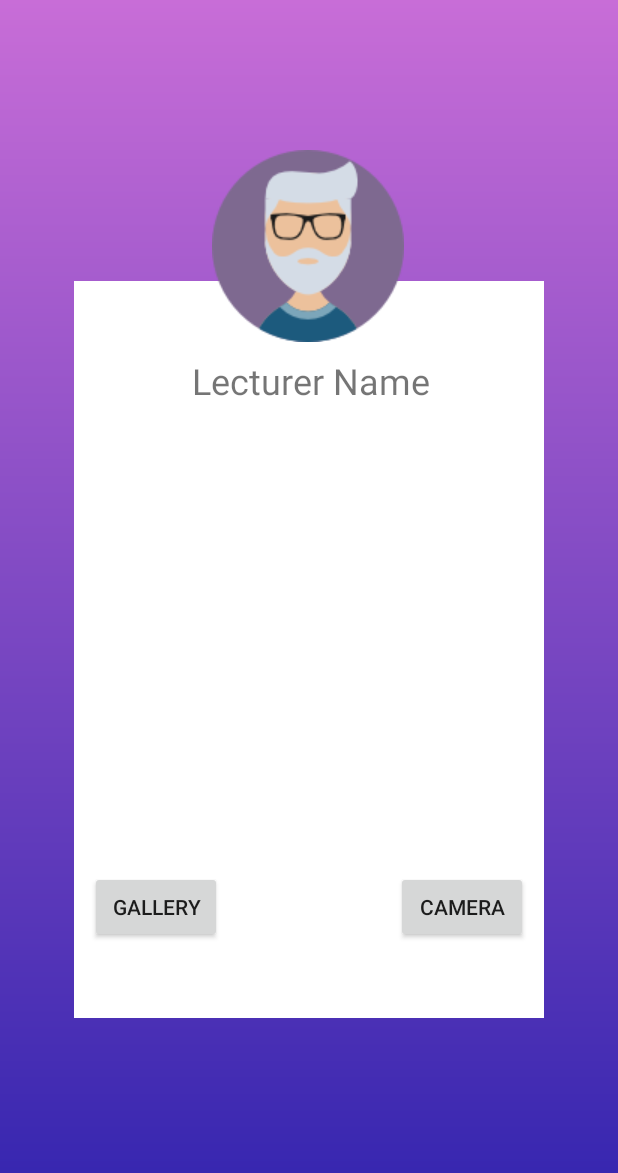
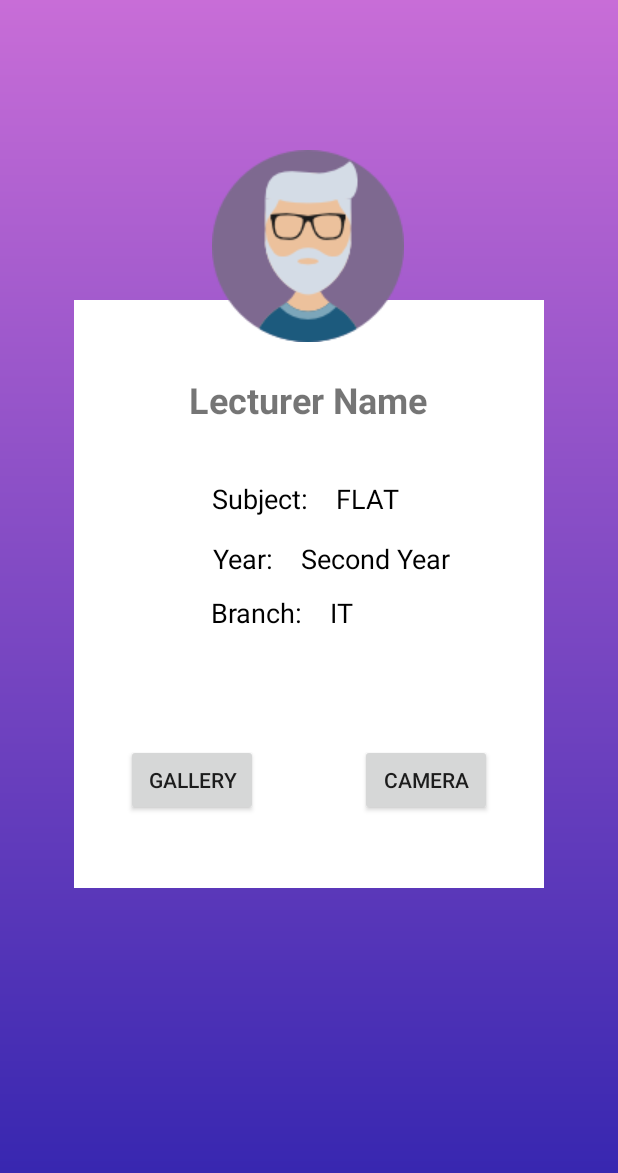
Before and after one commit to hruday007/face_rec, an Android app: the MainActivity screen opened directly, with no data from a screen before it, on a phone screen of 412 x 824 dp. Shown: the top 1173 px of the screen. Run offline under Robolectric (Android 15) with nearby library versions, the phone set to English and light mode, and no system bars; our stand-ins replace Volley; libraries missing offline, so code that uses them is left out: com.loopj.android.

Commit message:
I Summit commit
lol

```diff
--- a/app/src/main/AndroidManifest.xml
+++ b/app/src/main/AndroidManifest.xml
@@ -9,9 +9,9 @@
 
     <application
         android:allowBackup="true"
-        android:icon="@mipmap/ic_launcher"
+        android:icon="@drawable/logo_circ"
         android:label="@string/app_name"
-        android:roundIcon="@mipmap/ic_launcher_round"
+        android:roundIcon="@drawable/logo_circ"
         android:supportsRtl="true"
         android:theme="@style/AppTheme">
         <activity android:name=".Camera"></activity>
--- /dev/null
+++ b/app/src/main/res/drawable/ic_camera_front_black_24dp.xml
@@ -0,0 +1,5 @@
+<vector android:height="24dp" android:tint="#8054C8"
+    android:viewportHeight="24.0" android:viewportWidth="24.0"
+    android:width="24dp" xmlns:android="http://schemas.android.com/apk/res/android">
+    <path android:fillColor="#FF000000" android:pathData="M10,20L5,20v2h5v2l3,-3 -3,-3v2zM14,20v2h5v-2h-5zM12,8c1.1,0 2,-0.9 2,-2s-0.9,-2 -2,-2 -1.99,0.9 -1.99,2S10.9,8 12,8zM17,0L7,0C5.9,0 5,0.9 5,2v14c0,1.1 0.9,2 2,2h10c1.1,0 2,-0.9 2,-2L19,2c0,-1.1 -0.9,-2 -2,-2zM7,2h10v10.5c0,-1.67 -3.33,-2.5 -5,-2.5s-5,0.83 -5,2.5L7,2z"/>
+</vector>
--- a/app/src/main/res/layout/activity_login.xml
+++ b/app/src/main/res/layout/activity_login.xml
@@ -61,15 +61,15 @@
         app:layout_constraintStart_toStartOf="@id/guideline_left"
         app:layout_constraintTop_toBottomOf="@+id/username" />
 
-    <Button
+        <Button
         android:id="@+id/btn_login"
         android:layout_width="0dp"
         android:layout_height="wrap_content"
         android:layout_marginTop="16dp"
-        android:background="@drawable/btn_bg"
+        android:background="@drawable/white_rectangle"
         android:text="@string/login_now"
         android:textAllCaps="false"
-        android:textColor="@color/login_form_details_medium"
+        android:textColor="@color/dark_blue"
         app:layout_constraintEnd_toStartOf="@+id/guideline_right"
         app:layout_constraintStart_toStartOf="@+id/guideline_left"
         app:layout_constraintTop_toBottomOf="@id/password" />
--- a/app/src/main/res/layout/activity_main.xml
+++ b/app/src/main/res/layout/activity_main.xml
@@ -2,6 +2,7 @@
 <ScrollView xmlns:android="http://schemas.android.com/apk/res/android"
     xmlns:app="http://schemas.android.com/apk/res-auto"
     xmlns:tools="http://schemas.android.com/tools"
+    android:id="@+id/scrollView2"
     android:layout_width="match_parent"
     android:layout_height="match_parent"
     android:background="@drawable/bg_login"
@@ -15,39 +16,41 @@
         <ImageView
             android:id="@+id/white_rectangle"
             android:layout_width="313dp"
-            android:layout_height="491dp"
+            android:layout_height="392dp"
             android:layout_marginStart="49dp"
             android:layout_marginLeft="49dp"
-            android:layout_marginTop="187dp"
+            android:layout_marginTop="200dp"
             android:layout_marginEnd="49dp"
             android:layout_marginRight="49dp"
             android:src="@drawable/white_rectangle"
             app:layout_constraintBottom_toBottomOf="parent"
             app:layout_constraintEnd_toEndOf="parent"
+            app:layout_constraintHorizontal_bias="0.0"
             app:layout_constraintStart_toStartOf="parent"
-            app:layout_constraintTop_toTopOf="parent" />
+            app:layout_constraintTop_toTopOf="parent"
+            app:layout_constraintVertical_bias="0.0" />
 
         <TextView
             android:id="@+id/textView2"
             android:layout_width="wrap_content"
             android:layout_height="wrap_content"
             android:layout_marginTop="50dp"
-            android:layout_marginEnd="76dp"
-            android:layout_marginRight="76dp"
             android:text="Lecturer Name"
             android:textSize="24sp"
+            android:textStyle="bold"
             android:typeface="sans"
             app:fontFamily="sans-serif"
-            app:layout_constraintEnd_toEndOf="@+id/white_rectangle"
+            app:layout_constraintEnd_toEndOf="@+id/imageView"
+            app:layout_constraintStart_toStartOf="@+id/imageView"
             app:layout_constraintTop_toTopOf="@+id/white_rectangle" />
 
         <Button
             android:id="@+id/cam"
             android:layout_width="wrap_content"
             android:layout_height="wrap_content"
-            android:layout_marginEnd="60dp"
-            android:layout_marginRight="60dp"
-            android:layout_marginBottom="50dp"
+            android:layout_marginEnd="84dp"
+            android:layout_marginRight="84dp"
+            android:layout_marginBottom="48dp"
             android:text="Camera"
             app:layout_constraintBottom_toBottomOf="parent"
             app:layout_constraintEnd_toEndOf="parent" />
@@ -56,9 +59,9 @@
             android:id="@+id/image"
             android:layout_width="wrap_content"
             android:layout_height="wrap_content"
-            android:layout_marginStart="60dp"
-            android:layout_marginLeft="60dp"
-            android:layout_marginBottom="50dp"
+            android:layout_marginStart="84dp"
+            android:layout_marginLeft="84dp"
+            android:layout_marginBottom="48dp"
             android:text="Gallery"
             app:layout_constraintBottom_toBottomOf="parent"
             app:layout_constraintStart_toStartOf="parent" />
@@ -74,5 +77,44 @@
             app:layout_constraintTop_toTopOf="parent"
             app:srcCompat="@drawable/man" />
 
+        <TextView
+            android:id="@+id/textView6"
+            android:layout_width="wrap_content"
+            android:layout_height="wrap_content"
+            android:layout_marginTop="120dp"
+            android:text="Subject:    FLAT"
+            android:textColor="@android:color/black"
+            android:textSize="18sp"
+            app:layout_constraintEnd_toEndOf="@+id/white_rectangle"
+            app:layout_constraintHorizontal_bias="0.486"
+            app:layout_constraintStart_toStartOf="@+id/white_rectangle"
+            app:layout_constraintTop_toTopOf="@+id/white_rectangle" />
+
+        <TextView
+            android:id="@+id/textView7"
+            android:layout_width="wrap_content"
+            android:layout_height="wrap_content"
+            android:layout_marginTop="160dp"
+            android:text="Year:    Second Year"
+            android:textColor="@android:color/black"
+            android:textSize="18sp"
+            app:layout_constraintEnd_toEndOf="@+id/white_rectangle"
+            app:layout_constraintHorizontal_bias="0.597"
+            app:layout_constraintStart_toStartOf="@+id/white_rectangle"
+            app:layout_constraintTop_toTopOf="@+id/white_rectangle" />
+
+        <TextView
+            android:id="@+id/textView8"
+            android:layout_width="wrap_content"
+            android:layout_height="wrap_content"
+            android:layout_marginTop="196dp"
+            android:text="Branch:    IT"
+            android:textColor="@android:color/black"
+            android:textSize="18sp"
+            app:layout_constraintEnd_toEndOf="@+id/white_rectangle"
+            app:layout_constraintHorizontal_bias="0.42"
+            app:layout_constraintStart_toStartOf="@+id/white_rectangle"
+            app:layout_constraintTop_toTopOf="@+id/white_rectangle" />
+
     </android.support.constraint.ConstraintLayout>
 </ScrollView>
--- a/app/src/main/res/mipmap-anydpi-v26/ic_launcher_round.xml
+++ b/app/src/main/res/mipmap-anydpi-v26/ic_launcher_round.xml
@@ -2,4 +2,7 @@
 <adaptive-icon xmlns:android="http://schemas.android.com/apk/res/android">
     <background android:drawable="@drawable/ic_launcher_background" />
     <foreground android:drawable="@drawable/ic_launcher_foreground" />
+    <!--<background android:drawable="@drawable/ic_camera_front_black_24dp" />-->
+    <!--<foreground android:drawable="@drawable/ic_camera_front_black_24dp" />-->
+
 </adaptive-icon>
--- a/app/src/main/res/values/strings.xml
+++ b/app/src/main/res/values/strings.xml
@@ -1,5 +1,5 @@
 <resources>
-    <string name="app_name">Attendance</string>
+    <string name="app_name">Presence</string>
     <string name="email_address">Email address</string>
     <string name="password">Password</string>
     <string name="login_now">Login Now</string>
```
Also changed, not shown: app/src/main/java/com/example/attendance/Camera.java (+27 -40 lines), app/src/main/java/com/example/attendance/LoginActivity.java (+25 -13 lines), app/src/main/res/layout/activity_camera.xml (+9 -5 lines), app/src/main/res/drawable/logo_small.png (added).
